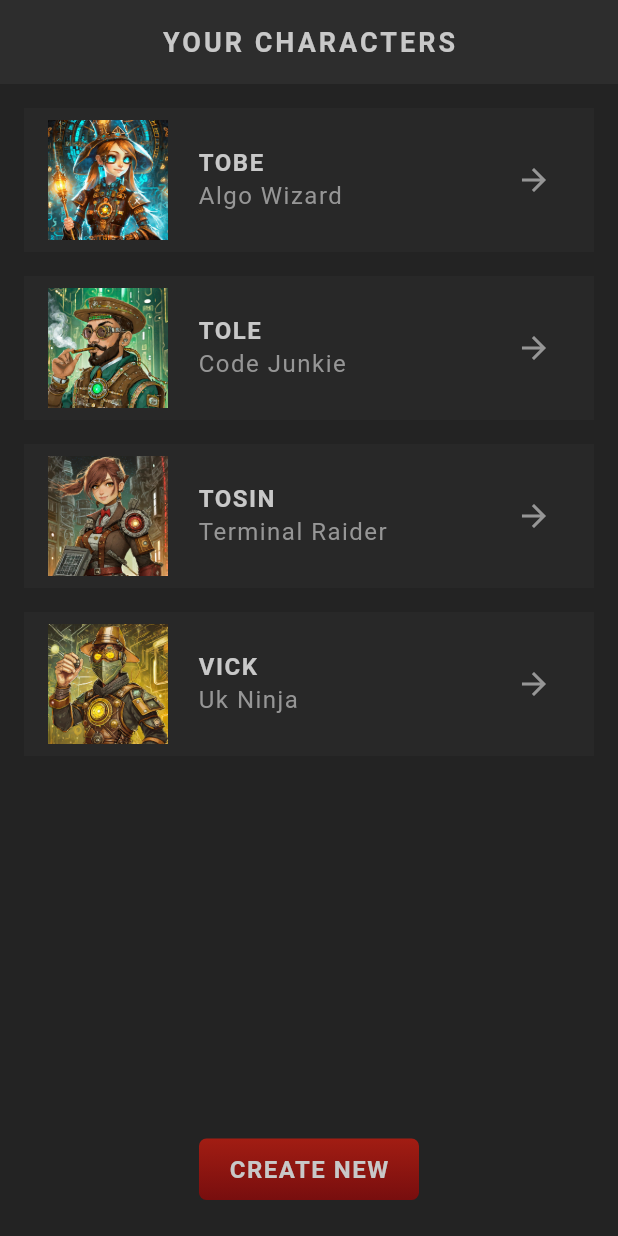
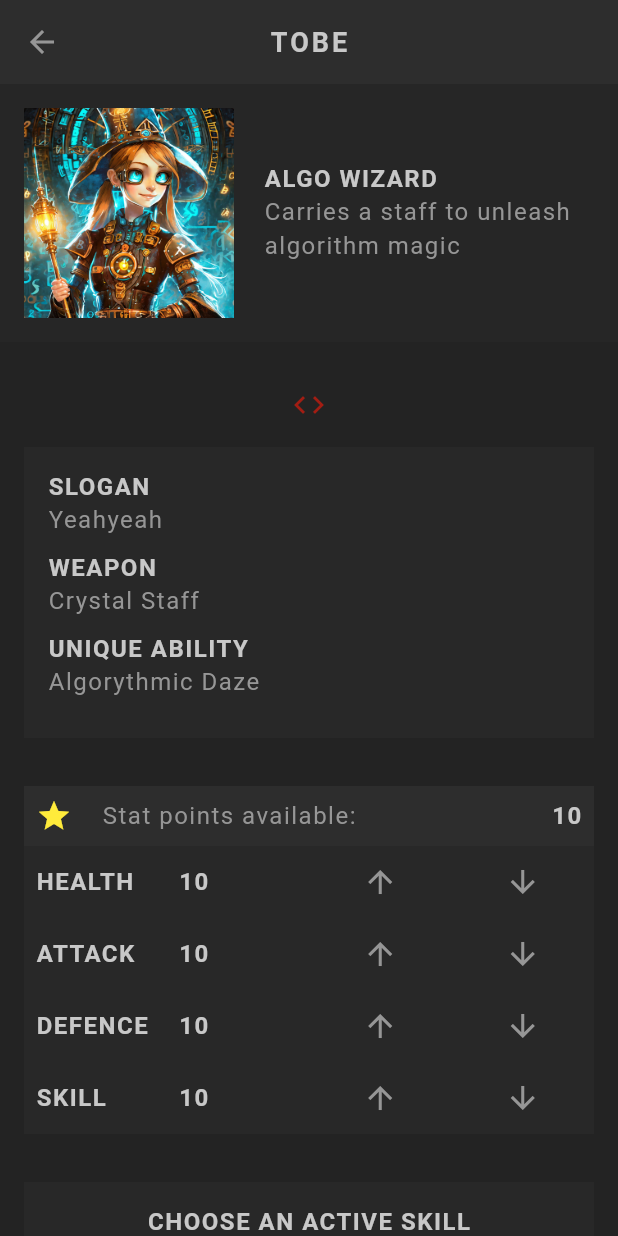
Before and after one commit to T2bex/flutter_rpg, a Flutter app: the screen it shows after launch, after a tap on the "arrow forward" icon, on a phone screen of 412 x 824 dp. Run offline on Flutter 3.47's test engine with Material 3 defaults, Android fonts, the phone set to English and light mode, and no system bars; our stand-ins replace google_fonts; Roboto replaces fonts that are missing (Kanit).

Commit message:
Profile and Skills pages

```diff
--- a/flutter_rpg/lib/main.dart
+++ b/flutter_rpg/lib/main.dart
@@ -1,4 +1,5 @@
 import 'package:flutter/material.dart';
+import 'package:flutter_rpg/screens/create/create.dart';
 import 'package:flutter_rpg/screens/home/home.dart';
 import 'package:flutter_rpg/theme.dart';
 
--- a/flutter_rpg/lib/models/character.dart
+++ b/flutter_rpg/lib/models/character.dart
@@ -40,7 +40,7 @@ class Character with Stats{
 
 List<Character> characters = [
   Character(id: '1', name: 'Tobe', vocation: Vocation.wizard, slogan: 'Yeahyeah'),
-  Character(id: '2', name: 'Tole', vocation: Vocation.junkie, slogan: 'Light me up'),
+  Character(id: '2', name: 'Audrey', vocation: Vocation.junkie, slogan: 'Light me up'),
   Character(id: '3', name: 'Tosin', vocation: Vocation.raider, slogan: 'Watch the world burn'),
   Character(id: '4', name: 'Vick', vocation: Vocation.ninja, slogan: 'Heal the world'),
 ];
--- a/flutter_rpg/lib/models/stats.dart
+++ b/flutter_rpg/lib/models/stats.dart
@@ -37,6 +37,7 @@ mixin Stats{
       if (stat == 'skill') {
         _skill++;
       }
+      _points--;
     }
   }
 
--- a/flutter_rpg/lib/screens/home/character_card.dart
+++ b/flutter_rpg/lib/screens/home/character_card.dart
@@ -1,5 +1,6 @@
 import 'package:flutter/material.dart';
 import 'package:flutter_rpg/models/character.dart';
+import 'package:flutter_rpg/screens/profile/profile.dart';
 import 'package:flutter_rpg/shared/styled_text.dart';
 import 'package:flutter_rpg/theme.dart';
 
@@ -34,7 +35,11 @@ class CharacterCard extends StatelessWidget {
             ),
 
             IconButton(
-              onPressed: () {},
+              onPressed: () {
+                Navigator.push(context, MaterialPageRoute(
+                  builder: (ctx) => Profile(character: character),
+                ));
+              },
               icon: Icon(Icons.arrow_forward, color: AppColors.textColor,
               )
             )
--- /dev/null
+++ b/flutter_rpg/lib/screens/profile/profile.dart
@@ -0,0 +1,91 @@
+import 'package:flutter/material.dart';
+import 'package:flutter_rpg/models/character.dart';
+import 'package:flutter_rpg/screens/profile/skill_list.dart';
+import 'package:flutter_rpg/screens/profile/stats_table.dart';
+import 'package:flutter_rpg/shared/styled_text.dart';
+import 'package:flutter_rpg/theme.dart';
+
+class Profile extends StatelessWidget {
+  const Profile({
+    super.key,
+    required this.character,
+    });
+
+    final Character character;
+
+  @override
+  Widget build(BuildContext context) {
+    return Scaffold(
+      appBar: AppBar(
+        title: StyledTitle(character.name),
+      ),
+      body: SingleChildScrollView(
+        child: Column(
+          crossAxisAlignment: CrossAxisAlignment.center,
+          children: [
+            //basic infor - image, vocation, description
+            Container(
+              padding: const EdgeInsets.all(16),
+              color: AppColors.secondaryColor.withOpacity(0.3),
+              child: Row(
+                children: [
+                  Image.asset('assets/img/vocations/${character.vocation.image}',
+                  width: 140,
+                  height: 140,
+                  ),
+                  const SizedBox(width: 20,),
+                  Expanded(
+                    child: Column(
+                      crossAxisAlignment: CrossAxisAlignment.start,
+                      children: [
+                        StyledHeading(character.vocation.title),
+                        StyledText(character.vocation.description)
+                      ],
+                    ),
+                  )
+                ],
+              ),
+            ),
+
+            //weapon ability and slogan
+            const SizedBox(height: 30,),
+            Center(child: Icon(Icons.code, color: AppColors.primaryColor)),
+
+            Padding(padding: const EdgeInsets.all(16),
+            child: Container(
+              width: double.infinity,
+              padding: const EdgeInsets.all(16),
+              color: AppColors.secondaryColor.withOpacity(0.5),
+              child: Column(
+                crossAxisAlignment: CrossAxisAlignment.start,
+                children: [
+                  const StyledHeading('Slogan'),
+                  StyledText(character.slogan),
+                  const SizedBox(height: 10,),
+                  const StyledHeading('Weapon'),
+                  StyledText(character.vocation.weapon),
+                  const SizedBox(height: 10,),
+                  const StyledHeading('Unique Ability'),
+                  StyledText(character.vocation.ability),
+                  const SizedBox(height: 10,),
+                ],
+              ),
+            ),
+            ),
+
+            //stats & skills
+            Container(
+              alignment: Alignment.center,
+              child: Column(
+                children: [
+                  StatsTable(character),
+                  SkillList(character)
+                ],),
+            )
+
+          ],
+        ),
+      ),
+    );
+  }
+}
--- /dev/null
+++ b/flutter_rpg/lib/screens/profile/skill_list.dart
@@ -0,0 +1,57 @@
+import 'package:flutter/material.dart';
+import 'package:flutter_rpg/models/character.dart';
+import 'package:flutter_rpg/models/skill.dart';
+import 'package:flutter_rpg/shared/styled_text.dart';
+import 'package:flutter_rpg/theme.dart';
+
+class SkillList extends StatefulWidget {
+  const SkillList(this.character,{super.key});
+
+  final Character character;
+
+  @override
+  State<SkillList> createState() => _SkillListState();
+}
+
+class _SkillListState extends State<SkillList> {
+
+  late List<Skill> availableSkills;
+  late Skill selectedSkill;
+  @override
+  void initState() {
+    availableSkills = allSkills.where((skill) {
+    return skill.vocation == widget.character.vocation;
+  }).toList();
+    super.initState();
+  }
+  @override
+  Widget build(BuildContext context) {
+    return Padding(
+      padding: const EdgeInsets.all(16),
+      child: Container(
+        padding: const EdgeInsets.all(16),
+        color: AppColors.secondaryColor.withOpacity(0.5),
+        child: Column(
+          children: [
+            const StyledHeading('Choose an active skill'),
+            const StyledText('Skills are unique to your vocation.'),
+            const SizedBox(height: 20,),
+
+            Row(
+              children: availableSkills.map((skills) {
+                return Container(
+                  margin: const EdgeInsets.all(5),
+                  padding: const EdgeInsets.all(2),
+                  child: Image.asset('assets/img/skills/${skills.image}',
+                  width: 70,
+                  ),
+                );
+              }).toList(),
+              ),
+              const SizedBox(height: 10,),
+          ],
+        ),
+      ),
+    );;
+  }
+}
--- /dev/null
+++ b/flutter_rpg/lib/screens/profile/stats_table.dart
@@ -0,0 +1,99 @@
+import 'package:flutter/material.dart';
+import 'package:flutter_rpg/models/character.dart';
+import 'package:flutter_rpg/shared/styled_text.dart';
+import 'package:flutter_rpg/theme.dart';
+
+class StatsTable extends StatefulWidget {
+  const StatsTable(this.character,{super.key});
+
+  final Character character;
+
+  @override
+  State<StatsTable> createState() => _StatsTableState();
+}
+
+class _StatsTableState extends State<StatsTable> {
+  @override
+  Widget build(BuildContext context) {
+    return Padding(padding: const EdgeInsets.all(16),
+    child: Column(
+      children: [
+        //available points
+        Container(
+          color: AppColors.secondaryColor,
+          padding: const EdgeInsets.all(8),
+          child: Row(children: [
+            Icon(Icons.star,
+            color: widget.character.points > 0 ? Colors.yellow : Colors.grey,
+            ),
+            const SizedBox(width: 20,),
+            const StyledText('Stat points available: '),
+            const Expanded(child: SizedBox(width: 20,)),
+            StyledHeading(widget.character.points.toString()),
+
+          ],
+        ),
+        ),
+
+        //stats table
+        Table(
+          children: widget.character.stateAsFormattedList.map((stat) {
+            return TableRow(
+              decoration: BoxDecoration(
+                color: AppColors.secondaryColor.withOpacity(0.5)
+              ),
+              children: [
+                // stat title
+                TableCell(
+                  verticalAlignment: TableCellVerticalAlignment.middle,
+                  child: Padding(padding: const EdgeInsets.all(8),
+                child: StyledHeading(stat['title']!),
+                ),
+                ),
+
+                //stat value
+                TableCell(
+                  verticalAlignment: TableCellVerticalAlignment.middle,
+                  child: Padding(padding: const EdgeInsets.all(8),
+                child: StyledHeading(stat['value']!),
+                ),
+                ),
+
+                // icon to increase stat
+                TableCell(
+                  verticalAlignment: TableCellVerticalAlignment.middle,
+                  child: IconButton(
+                  icon: Icon(Icons.arrow_upward,
+                  color: AppColors.textColor,),
+                  onPressed: (){
+                    setState(() {
+                      widget.character.increaseStat(stat['title']!);
+                    });
+
+                  },
+                  ),
+                  ),
+
+                //icon to decrease stat button
+                TableCell(
+                  verticalAlignment: TableCellVerticalAlignment.middle,
+                  child: IconButton(
+                  icon: Icon(Icons.arrow_downward,
+                  color: AppColors.textColor,),
+                  onPressed: (){
+                    setState(() {
+                      widget.character.decreaseStat(stat['title']!);
+                    });
+
+                  },
+                  ),
+                  ),
+              ]
+            );
+          }).toList(),
+        )
+      ],
+    ),
+    );
+  }
+}
--- a/flutter_rpg/pubspec.yaml
+++ b/flutter_rpg/pubspec.yaml
@@ -35,6 +35,7 @@ dependencies:
   # Use with the CupertinoIcons class for iOS style icons.
   cupertino_icons: ^1.0.8
   google_fonts: ^6.2.1
+  uuid: ^4.5.1
 
 dev_dependencies:
   flutter_test:
```
Also changed, not shown: flutter_rpg/lib/screens/create/create.dart (+186 -0 lines), flutter_rpg/lib/screens/create/vocation_card.dart (added, +50 -0 lines), flutter_rpg/lib/screens/home/home.dart (+6 -1 lines), flutter_rpg/lib/theme.dart (+14 -1 lines), flutter_rpg/pubspec.lock.
